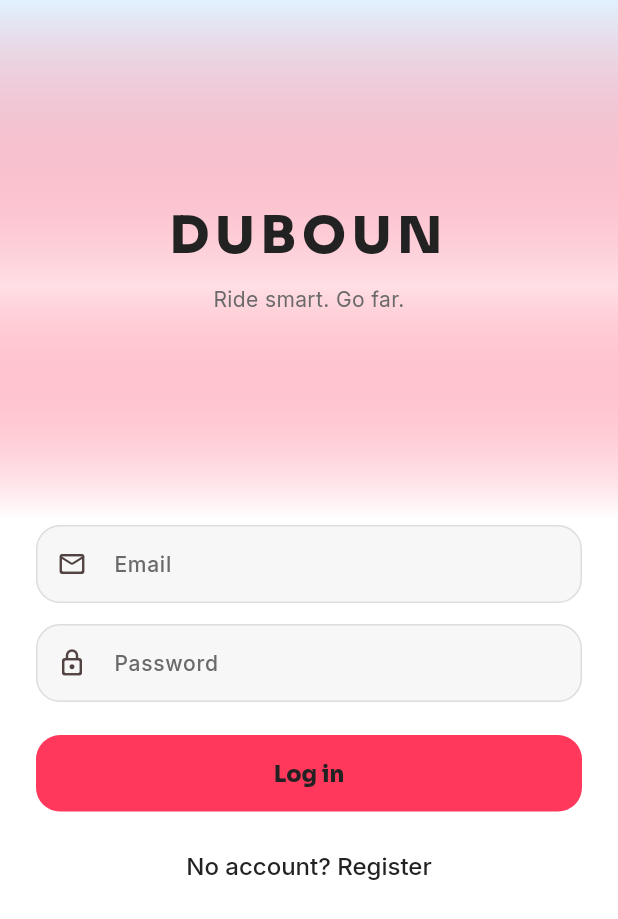
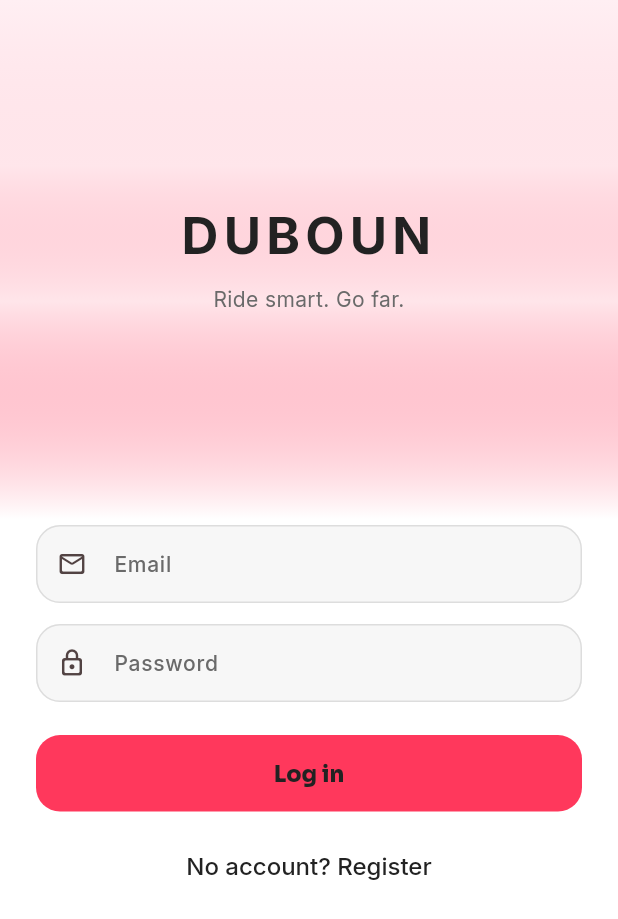
Before and after one commit to Crazzygem/motodub, a Flutter app: the screen it shows after launch, on a phone screen of 412 x 824 dp. Shown: the top 919 px of the screen. Run offline on Flutter 3.47's test engine with Material 3 defaults, Android fonts, the phone set to English and light mode, and no system bars; our stand-ins replace dio, flutter_map, flutter_riverpod, go_router, google_fonts, image_picker and 3 more.

Commit message:
feat(auth): switch login hero to soft Rausch linear gradient per screenshot
- Input focused border duboun -> primary Rausch for Airbnb theme
- Hero band: LinearGradient vertical, 4-stop pale pink -> Rausch 13% band behind DUBOUN -> white (matches Image #1 706x1568)
- Wordmark Sora 800 -> Inter 700, letterSpacing 4 -> 3.5 to align with Airbnb Cereal spec
- Verify: flutter analyze No issues, widget_test 2 passed

```diff
--- a/app/lib/features/auth/auth_hero.dart
+++ b/app/lib/features/auth/auth_hero.dart
@@ -4,8 +4,7 @@ import "package:google_fonts/google_fonts.dart";
 import "../../core/l10n/l10n.dart";
 import "../../core/theme/app_theme.dart";
 
-/// Shared login/register field chrome (§5 fields): surface-2 fill, 16 radius,
-/// leading icon, line border that turns DubOun sky on focus.
+/// leading icon, line border that turns Rausch on focus.
 InputDecoration authFieldDecoration(
   BuildContext context, {
   required String label,
@@ -25,13 +24,14 @@ InputDecoration authFieldDecoration(
     fillColor: tokens.inset,
     border: border(tokens.line),
     enabledBorder: border(tokens.line),
-    focusedBorder: border(AppColors.duboun, 1.6),
+    focusedBorder: border(AppColors.primary, 1.6),
   );
 }
 
-/// Login/register hero band: a sky DubOun gradient that melts into the
-/// canvas, carrying the DUBOUN wordmark (Sora 800, letterspaced like the
-/// deck-card watermark) and a one-line tagline. Purely presentational.
+/// Login/register hero band: a soft Rausch linear gradient (vertical) that
+/// melts into the canvas, carrying the DUBOUN wordmark. Matches screenshot
+/// [Image #1] — pale pink top, saturated band behind the wordmark, fade to
+/// white before the form. Purely presentational.
 class AuthHero extends StatelessWidget {
   const AuthHero({super.key, this.wordmark = "DUBOUN", this.tagline});
 
@@ -51,11 +51,12 @@ class AuthHero extends StatelessWidget {
           begin: Alignment.topCenter,
           end: Alignment.bottomCenter,
           colors: [
-            const Color(0xFFE0F2FE), // dubounBg light top
-            AppColors.duboun.withValues(alpha: .16),
-            tokens.canvas,
+            const Color(0xFFFFEFF3), // almost-white pink — top status-bar edge
+            AppColors.primaryDisabled.withValues(alpha: 0.55), // #FFD1DA soft
+            AppColors.primary.withValues(alpha: 0.13), // Rausch band behind DUBOUN
+            tokens.canvas, // white before Email field
           ],
-          stops: const [0.0, 0.55, 1.0],
+          stops: const [0.0, 0.32, 0.58, 1.0],
         ),
       ),
       alignment: Alignment.center,
@@ -66,10 +67,10 @@ class AuthHero extends StatelessWidget {
           Text(
             wordmark,
             textAlign: TextAlign.center,
-            style: GoogleFonts.sora(
+            style: GoogleFonts.inter(
               fontSize: 34,
-              fontWeight: FontWeight.w800,
-              letterSpacing: 4,
+              fontWeight: FontWeight.w700,
+              letterSpacing: 3.5,
               color: tokens.textPrimary,
             ),
           ),
```
